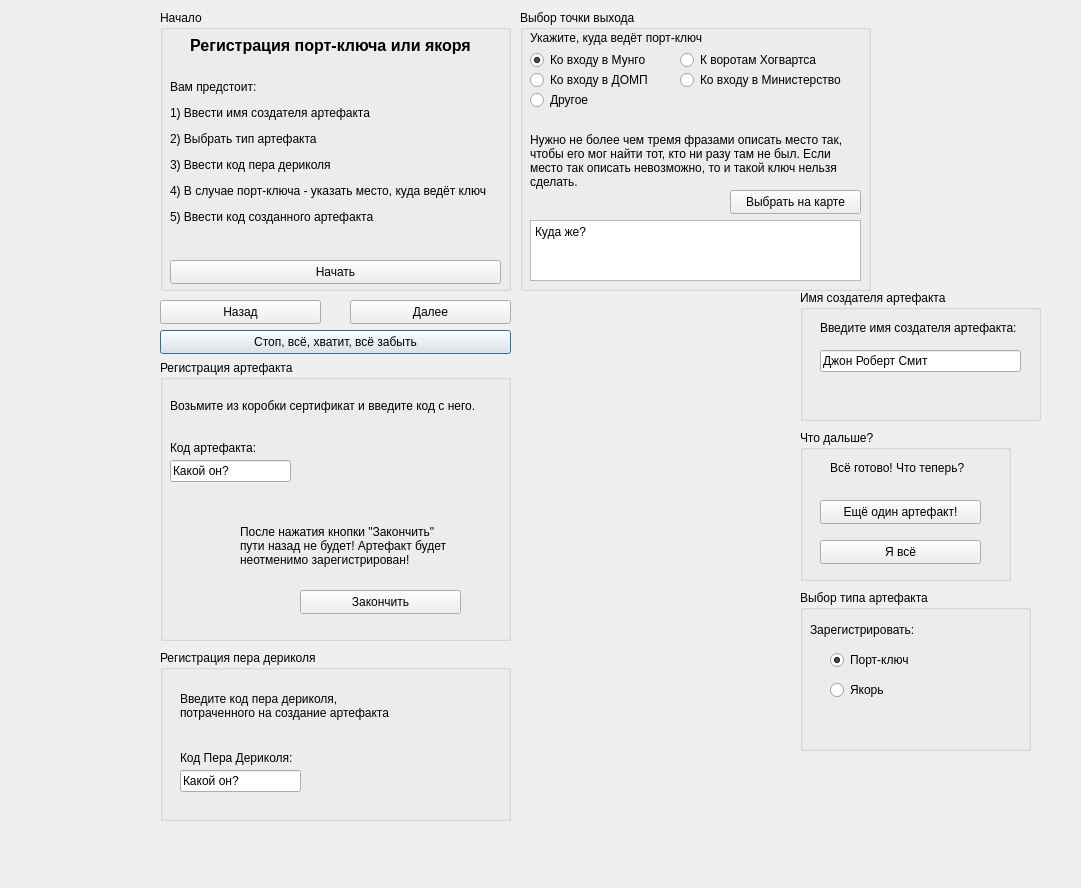
Old version of the form PortKeyList.ui in the repository Kreyl/PortKeyList.
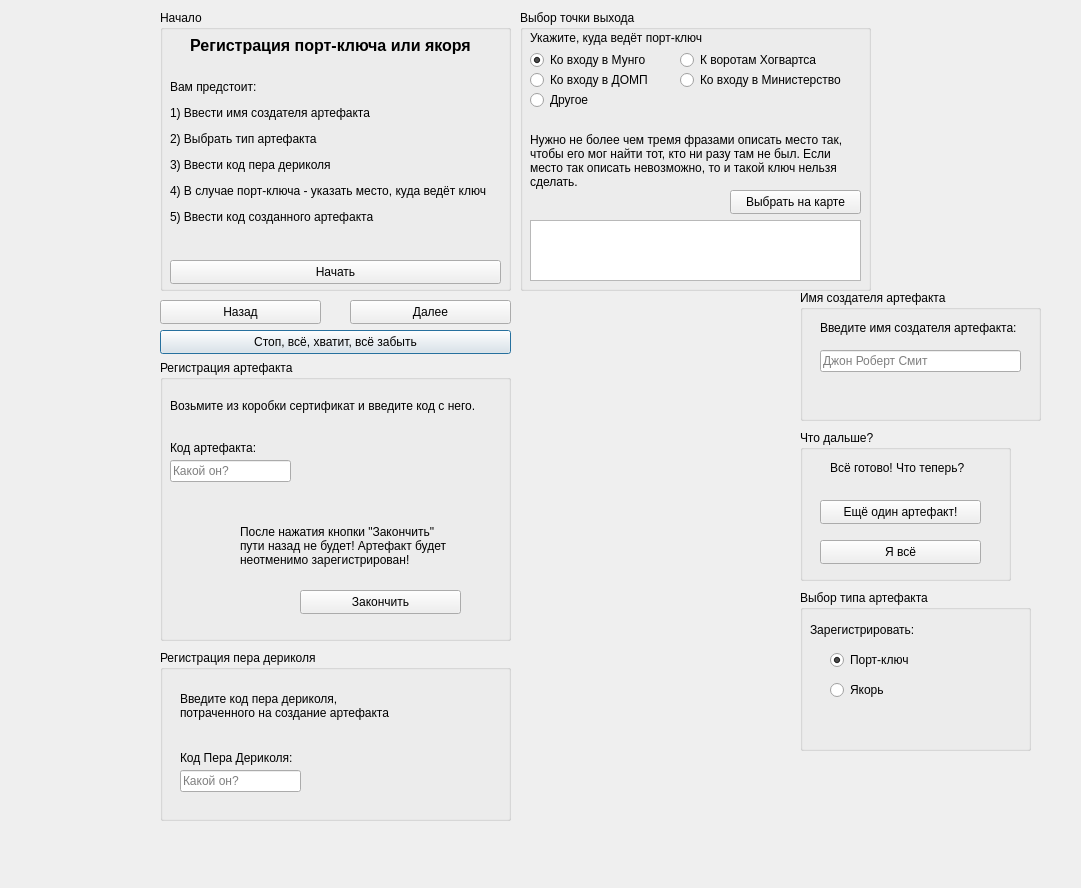
New version of the form. Icons and pictures are not drawn.

Diff of the .ui file:
```diff
--- a/PortKeyList.ui
+++ b/PortKeyList.ui
@@ -69,6 +69,9 @@
      </rect>
     </property>
     <property name="text">
+     <string notr="true"/>
+    </property>
+    <property name="placeholderText">
      <string notr="true">Какой он?</string>
     </property>
    </widget>
@@ -188,6 +191,9 @@
      </sizepolicy>
     </property>
     <property name="text">
+     <string notr="true"/>
+    </property>
+    <property name="placeholderText">
      <string notr="true">Джон Роберт Смит</string>
     </property>
    </widget>
@@ -327,6 +333,9 @@
      </rect>
     </property>
     <property name="plainText">
+     <string notr="true"/>
+    </property>
+    <property name="placeholderText">
      <string notr="true">Куда же?</string>
     </property>
    </widget>
@@ -366,6 +375,9 @@
      </rect>
     </property>
     <property name="text">
+     <string notr="true"/>
+    </property>
+    <property name="placeholderText">
      <string notr="true">Какой он?</string>
     </property>
    </widget>
```
